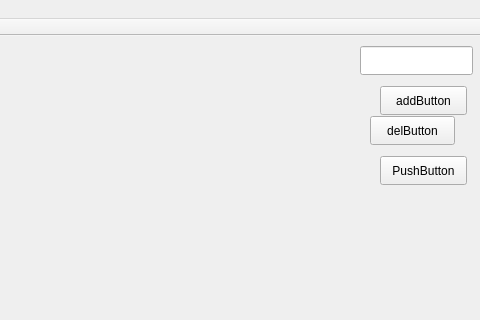
This is mainwindow.ui in sermart1234/SB as Qt 5 draws it before an edit; both pictures show x 490 to 970 and y 0 to 320 of the 970 by 488 pixel window. The edited form follows.
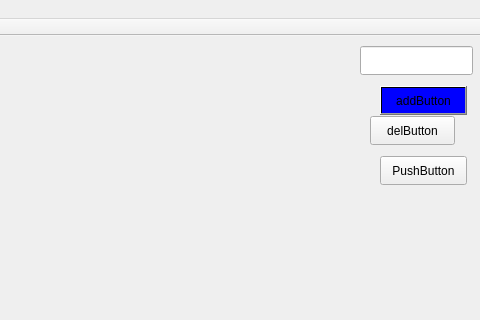
This is the edited form.

Patch:
```diff
--- a/mainwindow.ui
+++ b/mainwindow.ui
@@ -23,6 +23,10 @@
       <height>29</height>
      </rect>
     </property>
+    <property name="styleSheet">
+     <string notr="true">background-color: qlineargradient(spread:pad, x1:0, y1:0, x2:0, y2:1, stop:1 rgba(0, 0, 255, 255));
+</string>
+    </property>
     <property name="text">
      <string>addButton</string>
     </property>
```
